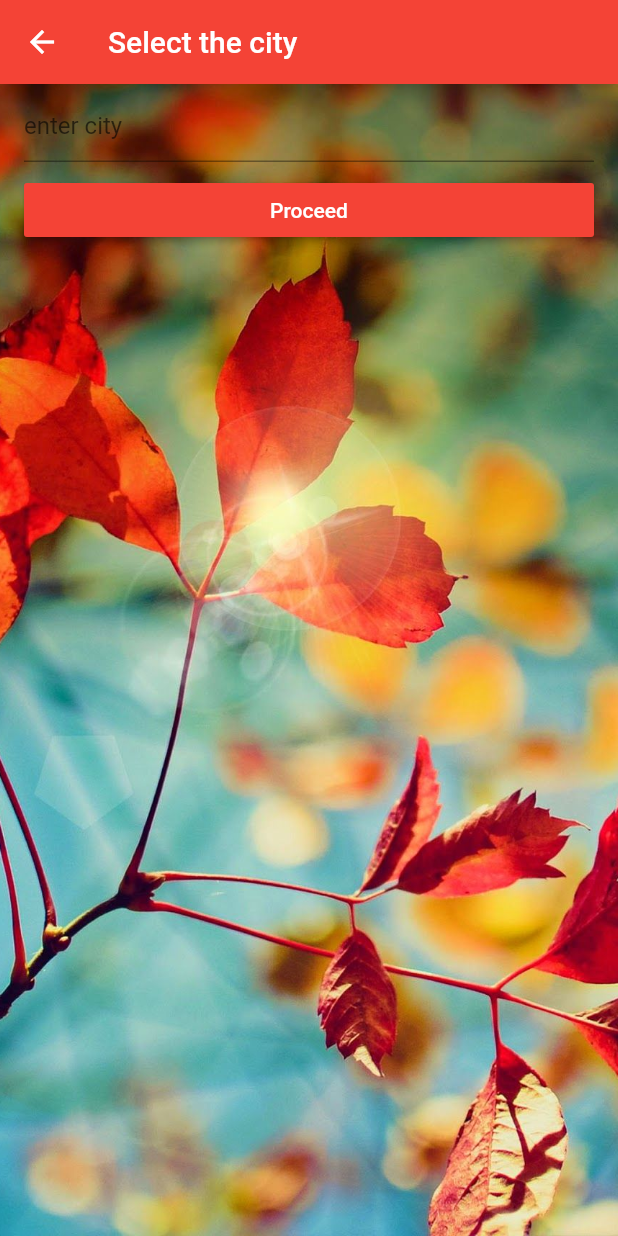
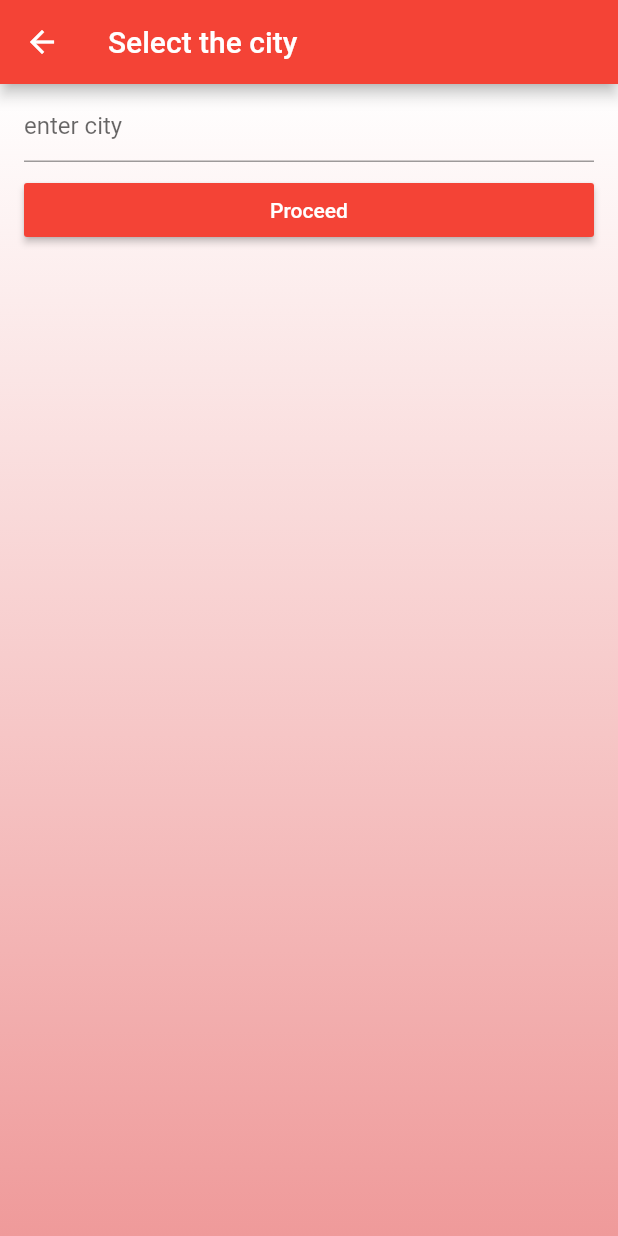
Before and after one commit to virtualCobra/weather_app, a Flutter app: the CityChanger screen opened directly, on a phone screen of 412 x 824 dp. Run offline on Flutter 3.47's test engine with Material 2 defaults, Android fonts, the phone set to English and light mode, and no system bars; network calls fail.

Commit message:
prototype ready

```diff
--- a/lib/citychanger.dart
+++ b/lib/citychanger.dart
@@ -1,5 +1,4 @@
 import 'package:flutter/material.dart';
-import 'home.dart' as home;
 
 class CityChanger extends StatefulWidget {
   @override
@@ -17,12 +16,12 @@ class _CityChangerState extends State<CityChanger> {
       ),
       body: new Stack(
         children: <Widget>[
-          new Center(
-            child: new Image.asset(
-              "images/autumnbackgrounf.png",
-              fit: BoxFit.cover,
-              height: 1300,
-            ),
+          Container(
+            decoration: BoxDecoration(
+                gradient: LinearGradient(
+                    colors: [Colors.red[200], Colors.white],
+                    begin: Alignment.bottomRight,
+                    end: Alignment.topRight)),
           ),
           new ListView(
             children: <Widget>[
@@ -34,12 +33,10 @@ class _CityChangerState extends State<CityChanger> {
               )),
               ListTile(
                 title: RaisedButton(
-
-                     onPressed: (){
-                       Navigator.pop(context,{'city':_searchCity.text});
-
-                     // UpdateCity();
-                     },// { Navigator.pop(context,{'enter': _searchcity.text)},
+                    onPressed: () {
+                      Navigator.pop(context, {'city': _searchCity.text});
+                      // UpdateCity();
+                    }, // { Navigator.pop(context,{'enter': _searchcity.text)},
                     child: Text(
                       "Proceed",
                       style: TextStyle(color: Colors.white),
```
Also changed, not shown: lib/JsonAPILinker.dart (+34 -19 lines), lib/home.dart (+24 -13 lines), lib/main.dart (+5 -2 lines), lib/textStyles.dart (+11 -4 lines), pubspec.lock, 1 other file.
